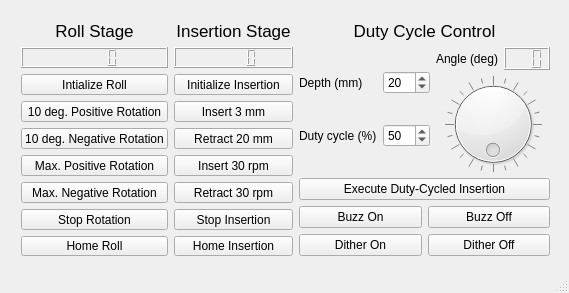
Before: the Qt Designer form src/RobotControlGUI/robotcontrol.ui in josephgreer/ultrasteer, drawn with Qt 5.
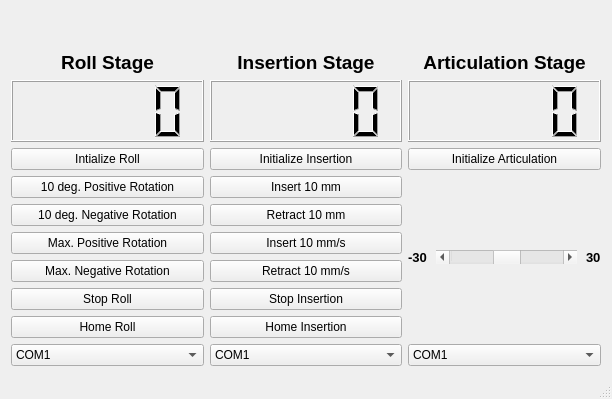
After: the same form once the commit is applied.

Commit message: Updated control gui with select-able COM ports and better widget layout.

Patch:
```diff
--- a/src/RobotControlGUI/robotcontrol.ui
+++ b/src/RobotControlGUI/robotcontrol.ui
@@ -6,85 +6,24 @@
    <rect>
     <x>0</x>
     <y>0</y>
-    <width>569</width>
-    <height>293</height>
+    <width>612</width>
+    <height>399</height>
    </rect>
   </property>
   <property name="windowTitle">
    <string>RobotControl</string>
   </property>
   <widget class="QWidget" name="centralWidget">
-   <widget class="QWidget" name="layoutWidget">
-    <property name="geometry">
-     <rect>
-      <x>10</x>
-      <y>10</y>
-      <width>551</width>
-      <height>257</height>
-     </rect>
-    </property>
     <layout class="QGridLayout" name="gridLayout">
-     <item row="1" column="1">
-      <layout class="QVBoxLayout" name="verticalLayout_2">
-       <item>
-        <widget class="QLCDNumber" name="insertion_pos"/>
-       </item>
-       <item>
-        <widget class="QPushButton" name="InitInsertion">
-         <property name="text">
-          <string>Initialize Insertion</string>
-         </property>
-        </widget>
-       </item>
-       <item>
-        <widget class="QPushButton" name="insert2mm">
-         <property name="text">
-          <string>Insert 3 mm</string>
-         </property>
-        </widget>
-       </item>
-       <item>
-        <widget class="QPushButton" name="retract2mm">
-         <property name="text">
-          <string>Retract 20 mm</string>
-         </property>
-        </widget>
-       </item>
-       <item>
-        <widget class="QPushButton" name="insert30rpm">
-         <property name="text">
-          <string>Insert 30 rpm</string>
-         </property>
-        </widget>
-       </item>
-       <item>
-        <widget class="QPushButton" name="retract30rpm">
-         <property name="text">
-          <string>Retract 30 rpm</string>
-         </property>
-        </widget>
-       </item>
-       <item>
-        <widget class="QPushButton" name="stopInsertion">
-         <property name="text">
-          <string>Stop Insertion</string>
-         </property>
-        </widget>
-       </item>
-       <item>
-        <widget class="QPushButton" name="homeInsertion">
-         <property name="text">
-          <string>Home Insertion</string>
-         </property>
-        </widget>
-       </item>
-      </layout>
-     </item>
      <item row="0" column="0">
+     <layout class="QHBoxLayout" name="horizontalLayout">
+      <item>
       <widget class="QLabel" name="label">
        <property name="font">
         <font>
-         <pointsize>13</pointsize>
+          <pointsize>14</pointsize>
+          <weight>75</weight>
+          <bold>true</bold>
         </font>
        </property>
        <property name="text">
@@ -95,11 +34,13 @@
        </property>
       </widget>
      </item>
-     <item row="0" column="1">
+      <item>
       <widget class="QLabel" name="label_2">
        <property name="font">
         <font>
-         <pointsize>13</pointsize>
+          <pointsize>14</pointsize>
+          <weight>75</weight>
+          <bold>true</bold>
         </font>
        </property>
        <property name="text">
@@ -110,15 +51,54 @@
        </property>
       </widget>
      </item>
+      <item>
+       <widget class="QLabel" name="label_3">
+        <property name="font">
+         <font>
+          <pointsize>14</pointsize>
+          <weight>75</weight>
+          <bold>true</bold>
+         </font>
+        </property>
+        <property name="text">
+         <string>Articulation Stage</string>
+        </property>
+        <property name="alignment">
+         <set>Qt::AlignBottom|Qt::AlignHCenter</set>
+        </property>
+       </widget>
+      </item>
+     </layout>
+    </item>
      <item row="1" column="0">
-      <layout class="QVBoxLayout" name="verticalLayout">
-       <property name="leftMargin">
-        <number>0</number>
-       </property>
+     <layout class="QHBoxLayout" name="horizontalLayout_2">
        <item>
         <widget class="QLCDNumber" name="roll_pos"/>
        </item>
        <item>
+       <widget class="QLCDNumber" name="insertion_pos"/>
+      </item>
+      <item>
+       <widget class="QLCDNumber" name="articulation_pos">
+        <property name="sizePolicy">
+         <sizepolicy hsizetype="Minimum" vsizetype="Minimum">
+          <horstretch>0</horstretch>
+          <verstretch>0</verstretch>
+         </sizepolicy>
+        </property>
+        <property name="minimumSize">
+         <size>
+          <width>0</width>
+          <height>0</height>
+         </size>
+        </property>
+       </widget>
+      </item>
+     </layout>
+    </item>
+    <item row="2" column="0">
+     <layout class="QHBoxLayout" name="horizontalLayout_3">
+      <item>
         <widget class="QPushButton" name="InitRoll">
          <property name="text">
           <string>Intialize Roll</string>
@@ -126,6 +106,29 @@
         </widget>
        </item>
        <item>
+       <widget class="QPushButton" name="InitInsertion">
+        <property name="text">
+         <string>Initialize Insertion</string>
+        </property>
+       </widget>
+      </item>
+      <item>
+       <widget class="QPushButton" name="InitArticulation">
+        <property name="text">
+         <string>Initialize Articulation</string>
+        </property>
+       </widget>
+      </item>
+     </layout>
+    </item>
+    <item row="3" column="0">
+     <layout class="QHBoxLayout" name="horizontalLayout_4">
+      <item>
+       <layout class="QVBoxLayout" name="verticalLayout">
+        <property name="leftMargin">
+         <number>0</number>
+        </property>
+        <item>
         <widget class="QPushButton" name="rotatePosInc">
          <property name="text">
           <string>10 deg. Positive Rotation</string>
@@ -156,7 +159,7 @@
        <item>
         <widget class="QPushButton" name="stopMotor">
          <property name="text">
-          <string>Stop Rotation</string>
+           <string>Stop Roll</string>
          </property>
         </widget>
        </item>
@@ -169,161 +172,267 @@
        </item>
       </layout>
      </item>
-     <item row="0" column="2">
-      <widget class="QLabel" name="label_3">
-       <property name="font">
-        <font>
-         <pointsize>13</pointsize>
-        </font>
-       </property>
+      <item>
+       <layout class="QVBoxLayout" name="verticalLayout_2">
+        <item>
+         <widget class="QPushButton" name="insertPosInc">
+          <property name="text">
+           <string>Insert 10 mm</string>
+          </property>
+         </widget>
+        </item>
+        <item>
+         <widget class="QPushButton" name="insertNegInc">
        <property name="text">
-        <string>Duty Cycle Control</string>
-       </property>
-       <property name="alignment">
-        <set>Qt::AlignBottom|Qt::AlignHCenter</set>
+           <string>Retract 10 mm</string>
+          </property>
+         </widget>
+        </item>
+        <item>
+         <widget class="QPushButton" name="insertPosVel">
+          <property name="text">
+           <string>Insert 10 mm/s</string>
        </property>
       </widget>
      </item>
-     <item row="1" column="2">
-      <layout class="QVBoxLayout" name="verticalLayout_3">
        <item>
-        <layout class="QHBoxLayout" name="horizontalLayout">
+         <widget class="QPushButton" name="insertNegVel">
+          <property name="text">
+           <string>Retract 10 mm/s</string>
+          </property>
+         </widget>
+        </item>
          <item>
-          <layout class="QGridLayout" name="gridLayout_2">
-           <item row="0" column="0">
-            <widget class="QLabel" name="label_4">
+         <widget class="QPushButton" name="stopInsertion">
              <property name="text">
-              <string>Depth (mm)</string>
+           <string>Stop Insertion</string>
              </property>
             </widget>
            </item>
-           <item row="0" column="1">
-            <widget class="QSpinBox" name="DC_depth_setting">
-             <property name="maximum">
-              <number>100</number>
-             </property>
-             <property name="singleStep">
-              <number>10</number>
-             </property>
-             <property name="value">
-              <number>20</number>
-             </property>
-            </widget>
-           </item>
-           <item row="1" column="0">
+        <item>
+         <widget class="QPushButton" name="homeInsertion">
+          <property name="text">
+           <string>Home Insertion</string>
+          </property>
+         </widget>
+        </item>
+       </layout>
+      </item>
+      <item>
+       <layout class="QHBoxLayout" name="horizontalLayout_5">
+        <property name="spacing">
+         <number>9</number>
+        </property>
+        <item>
             <widget class="QLabel" name="label_5">
+          <property name="sizePolicy">
+           <sizepolicy hsizetype="Fixed" vsizetype="Preferred">
+            <horstretch>0</horstretch>
+            <verstretch>0</verstretch>
+           </sizepolicy>
+          </property>
+          <property name="font">
+           <font>
+            <pointsize>10</pointsize>
+            <weight>75</weight>
+            <bold>true</bold>
+           </font>
+          </property>
              <property name="text">
-              <string>Duty cycle (%)</string>
+           <string>-30</string>
              </property>
             </widget>
            </item>
-           <item row="1" column="1">
-            <widget class="QSpinBox" name="DC_setting">
+        <item>
+         <widget class="QScrollBar" name="articulationScrollBar">
              <property name="minimum">
-              <number>25</number>
+           <number>-30</number>
              </property>
              <property name="maximum">
-              <number>100</number>
-             </property>
-             <property name="value">
-              <number>50</number>
+           <number>30</number>
+          </property>
+          <property name="orientation">
+           <enum>Qt::Horizontal</enum>
              </property>
             </widget>
            </item>
-          </layout>
-         </item>
+        <item>
+         <widget class="QLabel" name="label_4">
+          <property name="sizePolicy">
+           <sizepolicy hsizetype="Fixed" vsizetype="Preferred">
+            <horstretch>0</horstretch>
+            <verstretch>0</verstretch>
+           </sizepolicy>
+          </property>
+          <property name="font">
+           <font>
+            <pointsize>10</pointsize>
+            <weight>75</weight>
+            <bold>true</bold>
+           </font>
+          </property>
+          <property name="text">
+           <string>30</string>
+          </property>
+         </widget>
+        </item>
+       </layout>
+      </item>
+     </layout>
+    </item>
+    <item row="4" column="0">
+     <layout class="QHBoxLayout" name="horizontalLayout_6">
          <item>
-          <layout class="QGridLayout" name="gridLayout_3">
-           <item row="0" column="0">
-            <widget class="QLabel" name="label_6">
+       <widget class="QComboBox" name="rollPort">
+        <item>
              <property name="text">
-              <string>Angle (deg)</string>
-             </property>
-             <property name="alignment">
-              <set>Qt::AlignCenter</set>
-             </property>
-            </widget>
-           </item>
-           <item row="0" column="1">
-            <widget class="QLCDNumber" name="DC_Angle_Display">
-             <property name="enabled">
-              <bool>true</bool>
-             </property>
-             <property name="numDigits">
-              <number>3</number>
-             </property>
-            </widget>
-           </item>
-           <item row="1" column="0" colspan="2">
-            <widget class="QDial" name="DC_angle_setting">
-             <property name="maximum">
-              <number>360</number>
-             </property>
-             <property name="invertedAppearance">
-              <bool>true</bool>
-             </property>
-             <property name="wrapping">
-              <bool>true</bool>
-             </property>
-             <property name="notchTarget">
-              <double>15.000000000000000</double>
-             </property>
-             <property name="notchesVisible">
-              <bool>true</bool>
-             </property>
-            </widget>
-           </item>
-          </layout>
-         </item>
-        </layout>
+          <string>COM1</string>
+         </property>
+        </item>
+        <item>
+         <property name="text">
+          <string>COM2</string>
+         </property>
+        </item>
+        <item>
+         <property name="text">
+          <string>COM3</string>
+         </property>
+        </item>
+        <item>
+         <property name="text">
+          <string>COM4</string>
+         </property>
+        </item>
+        <item>
+         <property name="text">
+          <string>COM5</string>
+         </property>
+        </item>
+        <item>
+         <property name="text">
+          <string>COM6</string>
+         </property>
+        </item>
+        <item>
+         <property name="text">
+          <string>COM7</string>
+         </property>
+        </item>
+        <item>
+         <property name="text">
+          <string>COM8</string>
+         </property>
+        </item>
+        <item>
+         <property name="text">
+          <string>COM9</string>
+         </property>
+        </item>
+       </widget>
+      </item>
+      <item>
+       <widget class="QComboBox" name="insertionPort">
+        <item>
+         <property name="text">
+          <string>COM1</string>
+         </property>
+        </item>
+        <item>
+         <property name="text">
+          <string>COM2</string>
+         </property>
        </item>
        <item>
-        <widget class="QPushButton" name="dutyCycle">
          <property name="text">
-          <string>Execute Duty-Cycled Insertion</string>
+          <string>COM3</string>
          </property>
-        </widget>
        </item>
        <item>
-        <layout class="QHBoxLayout" name="horizontalLayout_2">
+         <property name="text">
+          <string>COM4</string>
+         </property>
+        </item>
          <item>
-          <widget class="QPushButton" name="vibrationOn">
            <property name="text">
-            <string>Buzz On</string>
-           </property>
-          </widget>
+          <string>COM5</string>
+         </property>
          </item>
          <item>
-          <widget class="QPushButton" name="vibrationOff">
            <property name="text">
-            <string>Buzz Off</string>
-           </property>
-          </widget>
-         </item>
-        </layout>
+          <string>COM6</string>
+         </property>
+        </item>
+        <item>
+         <property name="text">
+          <string>COM7</string>
+         </property>
        </item>
        <item>
-        <layout class="QHBoxLayout" name="horizontalLayout_5">
+         <property name="text">
+          <string>COM8</string>
+         </property>
+        </item>
          <item>
-          <widget class="QPushButton" name="ditherOn">
            <property name="text">
-            <string>Dither On</string>
-           </property>
+          <string>COM9</string>
+         </property>
+        </item>
           </widget>
          </item>
          <item>
-          <widget class="QPushButton" name="ditherOff">
+       <widget class="QComboBox" name="articulationPort">
+        <item>
            <property name="text">
-            <string>Dither Off</string>
-           </property>
+          <string>COM1</string>
+         </property>
+        </item>
+        <item>
+         <property name="text">
+          <string>COM2</string>
+         </property>
+        </item>
+        <item>
+         <property name="text">
+          <string>COM3</string>
+         </property>
+        </item>
+        <item>
+         <property name="text">
+          <string>COM4</string>
+         </property>
+        </item>
+        <item>
+         <property name="text">
+          <string>COM5</string>
+         </property>
+        </item>
+        <item>
+         <property name="text">
+          <string>COM6</string>
+         </property>
+        </item>
+        <item>
+         <property name="text">
+          <string>COM7</string>
+         </property>
+        </item>
+        <item>
+         <property name="text">
+          <string>COM8</string>
+         </property>
+        </item>
+        <item>
+         <property name="text">
+          <string>COM9</string>
+         </property>
+        </item>
           </widget>
          </item>
         </layout>
        </item>
       </layout>
-     </item>
-    </layout>
-   </widget>
+   <zorder></zorder>
   </widget>
   <widget class="QStatusBar" name="statusBar"/>
  </widget>
```
Left out of the diff: 204 changed lines with no effect on the pictures. Lines whose indentation alone changed are shown as unchanged. The commit also changes 3 other files.
